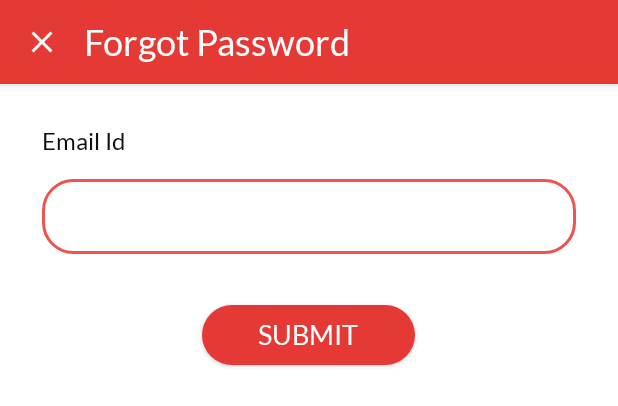
After one commit to jaimin-webbrains/Obtain25, an Android app: the layout dialog_forgot_password.xml on its own in the app's theme, with its tools: preview values and no code run, on a phone screen of 412 x 824 dp. The commit adds this screen. Shown: the top 406 px of the screen. Run offline under Robolectric (Android 15) with nearby library versions, the phone set to English and light mode, and no system bars; network calls fail; Roboto replaces fonts that are not available here.

Commit message:
forgot password changes

```diff
--- a/app/src/main/java/com/obtain25/api/RetrofitHelper.java
+++ b/app/src/main/java/com/obtain25/api/RetrofitHelper.java
@@ -135,6 +135,10 @@ public class RetrofitHelper {
         @POST("GetTurms")
         Call<ResultGetTurms> GetTurms(@FieldMap HashMap<String, String> hashMap);
 
+        @FormUrlEncoded
+        @Headers({"Accept: application/json"})
+        @POST("forgetpasswordResto")
+        Call<SuccessModel> forgetpassword(@FieldMap HashMap<String, String> hashMap);
 
         /////////////////////coupan////////////////////////////
         @FormUrlEncoded
--- a/app/src/main/java/com/obtain25/ui/home/receiverequest/ReceiveRequestFragment.java
+++ b/app/src/main/java/com/obtain25/ui/home/receiverequest/ReceiveRequestFragment.java
@@ -45,9 +45,7 @@ import retrofit2.Response;
 public class ReceiveRequestFragment extends Fragment {
 
     protected ViewDialog viewDialog;
-    Dialog dialog;
     LoginModel loginModel;
-    FloatingActionButton fab;
     String latitude, longitude;
     private RecyclerView myFriendsRecyclerView;
     private MyCustomAdapter myCustomAdapter;
@@ -281,11 +279,9 @@ public class ReceiveRequestFragment extends Fragment {
                                 Toast.makeText(getContext(), object.getMsg() + "", Toast.LENGTH_SHORT).show();
                                 holder.card.setVisibility(View.GONE);
                                 GetReceiveRequest();
-                                dialog.dismiss();
                             } else if (object != null && object.getError() == true) {
                                 Toast.makeText(getContext(), object.getMsg() + "", Toast.LENGTH_SHORT).show();
 
-                                dialog.dismiss();
                             } else {
                                 JSONObject jObjError = null;
                                 try {
--- a/app/src/main/java/com/obtain25/ui/home/viewrequest/AcceptedRequestFragmentFragment.java
+++ b/app/src/main/java/com/obtain25/ui/home/viewrequest/AcceptedRequestFragmentFragment.java
@@ -214,7 +214,7 @@ public class AcceptedRequestFragmentFragment extends Fragment {
         public class MyViewHolder extends RecyclerView.ViewHolder {
 
 
-            TextView txtCName, txtPerson, txtDate, txtStatus;
+            TextView txtCName, txtPerson, txtDate;
 
 
             public MyViewHolder(View view) {
--- a/app/src/main/java/com/obtain25/ui/home/viewrequest/RejectedRequestFragmentFragment.java
+++ b/app/src/main/java/com/obtain25/ui/home/viewrequest/RejectedRequestFragmentFragment.java
@@ -197,10 +197,9 @@ public class RejectedRequestFragmentFragment extends Fragment {
             final ResponseAcceptedOrRejected_ datum = moviesList.get(position);
 
                 if (datum.getStatus().equals("0")) {
-                    holder.txtDate.setText(datum.getName() + "");
+                    holder.txtCName.setText(datum.getName() + "");
                     holder.txtPerson.setText(datum.getNumMember() + "");
                     holder.txtDate.setText(datum.getDateAndTime() + "");
-                    holder.txtStatus.setVisibility(View.GONE);
                 }
 
 
@@ -216,7 +215,7 @@ public class RejectedRequestFragmentFragment extends Fragment {
         public class MyViewHolder extends RecyclerView.ViewHolder {
 
 
-            TextView txtCName, txtPerson, txtDate, txtStatus;
+            TextView txtCName, txtPerson, txtDate;
 
 
             public MyViewHolder(View view) {
--- /dev/null
+++ b/app/src/main/res/layout/dialog_forgot_password.xml
@@ -0,0 +1,147 @@
+<?xml version="1.0" encoding="utf-8"?>
+<LinearLayout xmlns:android="http://schemas.android.com/apk/res/android"
+    xmlns:app="http://schemas.android.com/apk/res-auto"
+    xmlns:tools="http://schemas.android.com/tools"
+    android:layout_width="match_parent"
+    android:layout_height="match_parent"
+    android:background="@color/white"
+    android:fitsSystemWindows="true"
+    android:orientation="vertical">
+
+    <com.google.android.material.appbar.AppBarLayout
+        android:layout_width="match_parent"
+        android:layout_height="?attr/actionBarSize"
+        android:background="@color/colorPrimaryDark">
+
+        <LinearLayout
+            android:layout_width="match_parent"
+            android:layout_height="match_parent"
+            android:orientation="horizontal">
+
+            <ImageButton
+                android:id="@+id/bt_close"
+                android:layout_width="?attr/actionBarSize"
+                android:layout_height="?attr/actionBarSize"
+                android:background="?attr/selectableItemBackgroundBorderless"
+                android:tint="@android:color/white"
+                app:srcCompat="@drawable/ic_close"
+                tools:ignore="VectorDrawableCompat" />
+
+            <androidx.appcompat.widget.AppCompatTextView
+                style="@style/customfontstyle"
+                android:layout_width="0dp"
+                android:layout_height="match_parent"
+                android:layout_weight="1"
+                android:gravity="center_vertical"
+                android:text="Forgot Password"
+                android:textColor="@android:color/white"
+                android:textSize="24sp" />
+
+
+        </LinearLayout>
+
+    </com.google.android.material.appbar.AppBarLayout>
+
+    <androidx.core.widget.NestedScrollView
+        android:id="@+id/nested_scroll_view"
+        android:layout_width="match_parent"
+        android:layout_height="match_parent"
+        android:scrollbars="none"
+        android:scrollingCache="true">
+
+        <LinearLayout
+            android:layout_width="match_parent"
+            android:layout_height="wrap_content"
+            android:orientation="vertical">
+
+            <LinearLayout
+                android:layout_width="match_parent"
+                android:layout_height="match_parent"
+                android:layout_margin="@dimen/margin_medium"
+                android:orientation="vertical">
+
+
+
+
+                <androidx.core.widget.NestedScrollView
+                    android:layout_width="match_parent"
+                    android:layout_height="match_parent"
+                    android:isScrollContainer="true">
+
+                    <LinearLayout
+                        android:layout_width="match_parent"
+                        android:layout_height="match_parent"
+                        android:orientation="vertical">
+
+
+
+                        <LinearLayout
+                            android:layout_width="match_parent"
+                            android:layout_height="wrap_content"
+                            android:layout_gravity="center"
+                            android:orientation="vertical"
+                            android:padding="20dp">
+
+
+
+                            <LinearLayout
+                                android:layout_width="match_parent"
+                                android:layout_height="wrap_content"
+                                android:orientation="vertical">
+
+
+                                <androidx.appcompat.widget.AppCompatTextView
+                                    android:layout_width="wrap_content"
+                                    android:layout_height="wrap_content"
+                                    android:text="Email Id"
+                                    style="@style/customfontstyle"
+                                    android:textColor="@color/colorPrimary"
+                                    android:textSize="@dimen/text_size_large" />
+
+                                <androidx.appcompat.widget.AppCompatEditText
+                                    android:id="@+id/editEmail"
+                                    style="@style/customfontstyle"
+                                    android:layout_width="match_parent"
+                                    android:layout_height="50dp"
+                                    android:layout_marginTop="@dimen/spacing_large"
+                                    android:background="@drawable/upperimage"
+                                    android:focusableInTouchMode="true"
+                                    android:imeOptions="actionDone"
+                                    android:inputType="textEmailAddress"
+                                    android:textColor="@color/overlay_dark_40"
+                                    android:textColorHint="@color/white" />
+                            </LinearLayout>
+
+
+
+
+
+
+
+
+
+                        </LinearLayout>
+
+                        <androidx.appcompat.widget.AppCompatButton
+                            android:id="@+id/btn_update"
+                            style="@style/customfontstyle"
+                            android:layout_width="150dp"
+                            android:layout_height="wrap_content"
+                            android:layout_gravity="center"
+                            android:layout_marginTop="10dp"
+                            android:background="@drawable/btn_rounded_pinkl"
+                            android:text="Submit"
+                            android:textColor="@color/white"
+                            android:textSize="18sp" />
+
+                    </LinearLayout>
+                </androidx.core.widget.NestedScrollView>
+
+            </LinearLayout>
+
+
+        </LinearLayout>
+
+    </androidx.core.widget.NestedScrollView>
+
+</LinearLayout>
```
Also changed, not shown: app/src/main/java/com/obtain25/ui/LoginActivity.java (+118 -4 lines), app/src/main/res/layout/activity_login.xml (+11 -1 lines).
